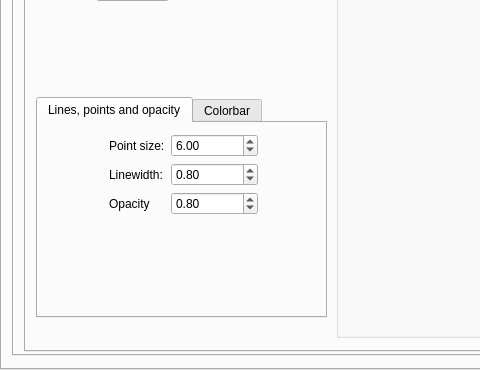
This is CONTINUITY_QC/interface_visualization.ui in elodiepiot/CONTINUITY_all as Qt 5 draws it before an edit; both pictures show x 0 to 480 and y 261 to 631 of the 1131 by 631 pixel window. The edited form follows.
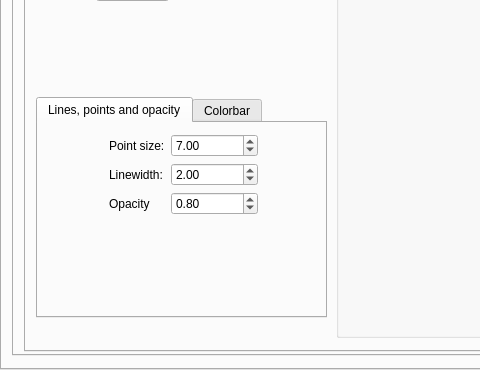
This is the edited form. The open tabs and pages were chosen to show the change.

Commit message: ENH: param SPHARM generator

```diff
--- a/CONTINUITY_QC/interface_visualization.ui
+++ b/CONTINUITY_QC/interface_visualization.ui
@@ -2700,7 +2700,7 @@
               <double>0.100000000000000</double>
              </property>
              <property name="value">
-              <double>6.000000000000000</double>
+              <double>7.000000000000000</double>
              </property>
             </widget>
            </item>
@@ -2717,7 +2717,7 @@
               <double>0.100000000000000</double>
              </property>
              <property name="value">
-              <double>0.800000000000000</double>
+              <double>2.000000000000000</double>
              </property>
             </widget>
            </item>
```
Left out of the diff: 2 changed lines with no effect on the pictures. The commit also changes 1 other file.
